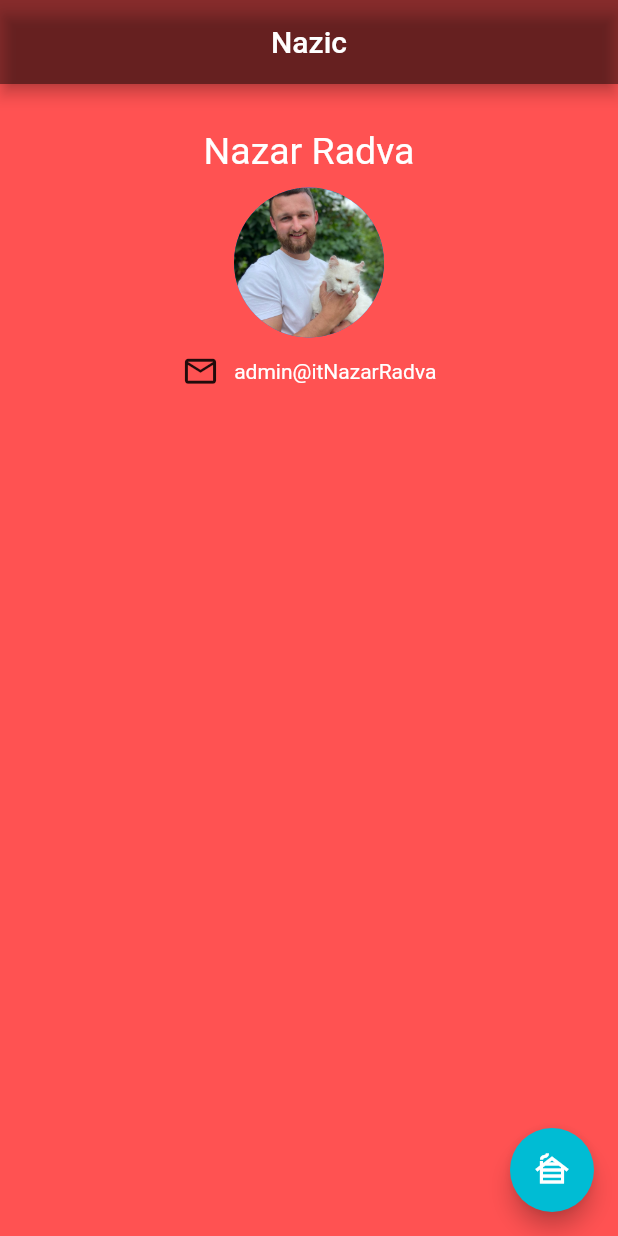
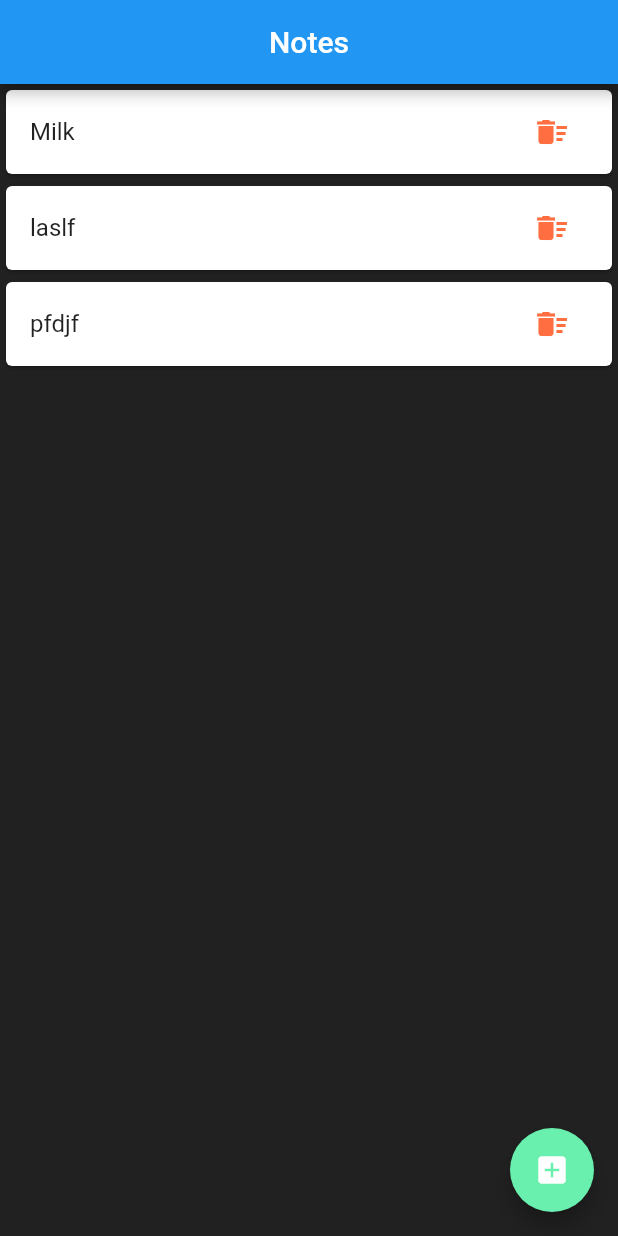
Before and after one commit to Radva-boroda/List_Tasks, a Flutter app: the screen it shows after launch, on a phone screen of 412 x 824 dp. Run offline on Flutter 3.47's test engine with Material 2 defaults, Android fonts, the phone set to English and light mode, and no system bars.

Commit message:
1.New functionality 2.Adds and saves elements 3.Elements are removed by swiping left and right

```diff
--- a/lib/main.dart
+++ b/lib/main.dart
@@ -1,66 +1,9 @@
 import 'package:flutter/material.dart';
+import 'package:notes_firebase/pages/Home.dart';
 
-void main() => runApp(const MaterialApp(
-  home: UserPanel() ,
+void main() => runApp(MaterialApp(
+  theme: ThemeData(
+    primaryColor: Colors.deepOrangeAccent,
+  ),
+  home: Home() ,
 ));
-
-
-class UserPanel extends StatefulWidget {
-  const UserPanel({Key? key}) : super(key: key);
-
-  @override
-  _UserPanelState createState() => _UserPanelState();
-}
-  class _UserPanelState extends State<UserPanel>{
-
-    int _count = 0;
-  @override
-  Widget build(BuildContext context) {
-    return Scaffold(
-      backgroundColor: Colors.redAccent,
-      appBar: AppBar(
-        title: const Text('Nazic'),
-        centerTitle: true,
-        backgroundColor: Colors.black45,
-      ),
-      body: const SafeArea(
-        child:Row(
-          mainAxisAlignment: MainAxisAlignment.center,
-          children: [
-            Column(
-              children: [
-                Padding(padding: EdgeInsets.only(top: 30),),
-                Text('Nazar Radva',style: TextStyle(
-                  fontSize: 25,
-                  color: Colors.white,
-                ), ),
-                Padding(padding: EdgeInsets.only(top: 10),),
-                CircleAvatar(
-                  backgroundImage: AssetImage('assets/moutain.jpg'),
-                  radius: 50,
-                ),
-                Padding(padding: EdgeInsets.only(top: 10),),
-                Row(
-                  children: [
-                    Icon(Icons.mail_outline, size: 25),
-                    Padding(padding: EdgeInsets.only(left: 10),),
-                    Text('admin@itNazarRadva',style: TextStyle(color: Colors.white),)
-                  ],
-                )
-              ],
-            )
-          ],
-        ),
-      ),
-      floatingActionButton: FloatingActionButton(
-        child: Icon(Icons.cabin),
-        backgroundColor: Colors.cyan,
-        onPressed: (){
-          setState(() {
-            _count++;
-          });
-        },
-      ),
-    );
-  }
-}
--- /dev/null
+++ b/lib/pages/Home.dart
@@ -0,0 +1,91 @@
+
+import 'package:flutter/cupertino.dart';
+import 'package:flutter/material.dart';
+
+class Home extends StatefulWidget{
+  const Home({Key? key}) : super(key: key);
+
+  @override
+  _HomeState createState()=> _HomeState();
+  }
+
+  class _HomeState extends State<Home>{
+
+  late String _userToDo;
+  List todoList = [];
+
+  @override
+  void initState() {
+    super.initState();
+    todoList.addAll(['Milk','laslf','pfdjf']);
+  }
+
+  @override
+    Widget build(BuildContext context){
+    return Scaffold(
+      backgroundColor: Colors.grey[900],
+      appBar: AppBar(
+        title: Text('Notes'),
+        centerTitle: true,
+      ),
+      body: ListView.builder(
+        itemCount: todoList.length,
+          itemBuilder: (BuildContext context, int index){
+          return Dismissible(
+              key: Key(todoList[index]),
+              child: Card(
+                child: ListTile(
+                    title: Text(todoList[index]),
+                  trailing:IconButton(
+                    icon: Icon(
+                      Icons.delete_sweep,
+                      color: Colors.deepOrangeAccent,
+                    ),
+                      onPressed: () {
+                      setState((){
+                        todoList.removeAt(index);
+                      });
+                      },
+                  ),
+                ),
+              ),
+              onDismissed: (direction){
+                setState(() {
+                  todoList.removeAt(index);
+
+                });
+          }
+          );
+          }
+      ),
+      floatingActionButton: FloatingActionButton(
+        backgroundColor: Colors.greenAccent,
+        onPressed: (){
+          showDialog(context: context, builder: (BuildContext context) {
+            return AlertDialog(
+              title: Text('Add element'),
+              content: TextField(
+                onChanged: (String value){
+                  _userToDo = value;
+                }
+              ),
+              actions: [
+                ElevatedButton(
+                    onPressed:(){
+                      setState(() {
+                        todoList.add(_userToDo);
+                      });
+                    Navigator.of(context).pop();
+                      },child: Text('Dodatu'))
+              ],
+            );
+          });
+          },
+        child: Icon(
+          Icons.add_box,
+          color: Colors.white
+        ),
+      ),
+    );
+  }
+}
```
